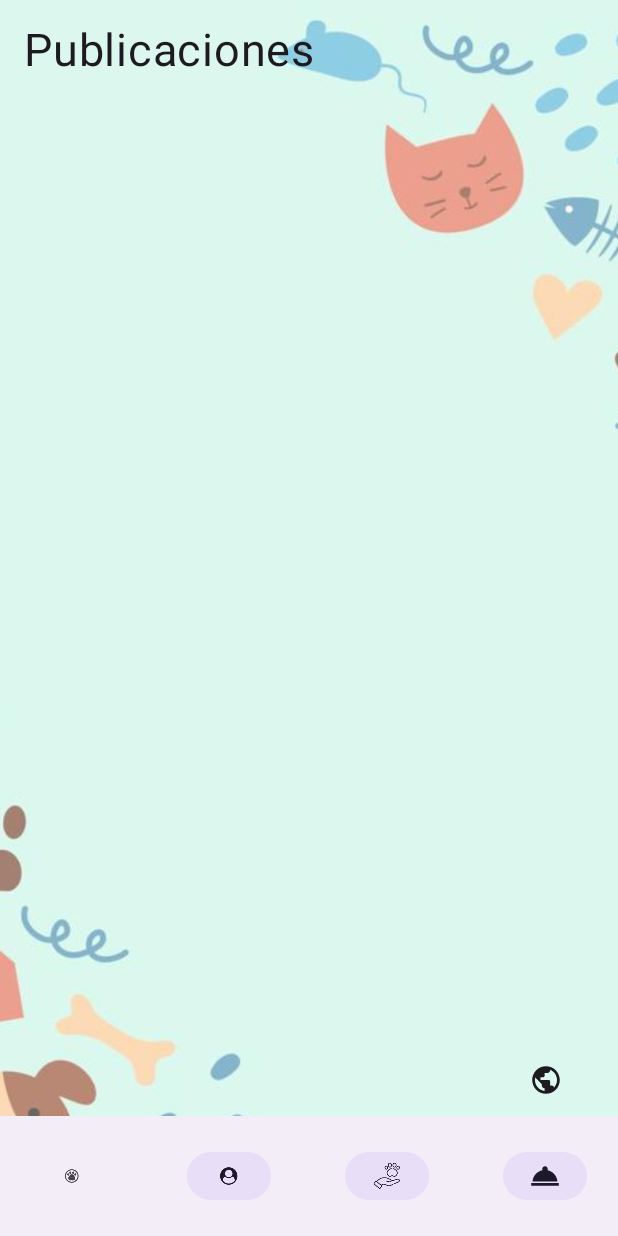
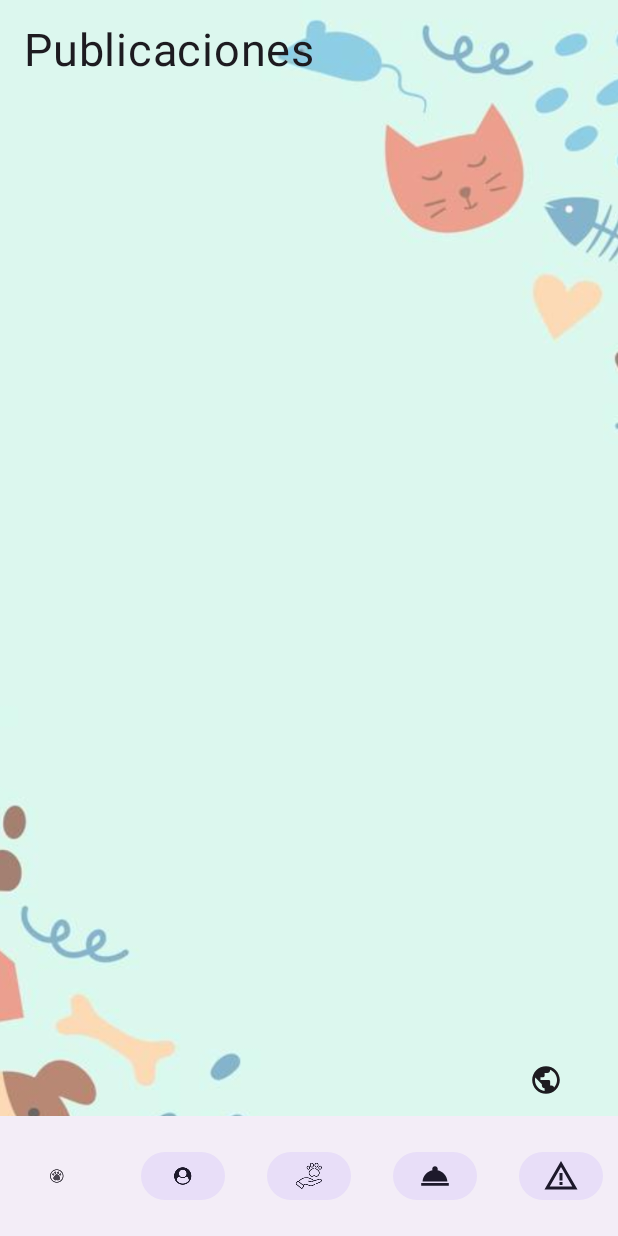
Before and after one commit to Kazuhira13/ProyectoProgramacionII, an Android app built with Jetpack Compose: the HomeScreen screen opened through its navigation route, on a phone screen of 412 x 824 dp. Run offline under Robolectric (Android 15) with nearby library versions, the phone set to English and light mode, and no system bars; our stand-ins replace Firebase (no records; nobody signed in at launch, a user with empty details on screens opened directly).

Commit message:
modificación lost pets Josue Ramirez
modificacion de la barra de navegación para agrega función sobre mascotas perdidas

```diff
--- a/AppMascota/app/src/main/java/com/example/appmascota/Pantallas/HomeScreen.kt
+++ b/AppMascota/app/src/main/java/com/example/appmascota/Pantallas/HomeScreen.kt
@@ -118,6 +118,16 @@ fun HomeScreen(navController: NavController) {
                         Icon(
                             //servicios
                             painter = painterResource(id = R.drawable.servicios),
+                            contentDescription = null
+                        )
+                    }
+                )
+                NavigationBarItem(
+                    selected = true,
+                    onClick = {},
+                    icon = {
+                        Icon(
+                            painter = painterResource(id = R.drawable.lostpets),
                             contentDescription = null
                         )
                     }
--- /dev/null
+++ b/AppMascota/app/src/main/res/drawable/lostpets.xml
@@ -0,0 +1,9 @@
+<vector xmlns:android="http://schemas.android.com/apk/res/android" android:height="24dp" android:tint="#000000" android:viewportHeight="24" android:viewportWidth="24" android:width="24dp">
+
+    <path android:fillColor="@android:color/white" android:pathData="M12,5.99L19.53,19H4.47L12,5.99M12,2L1,21h22L12,2L12,2z"/>
+
+    <path android:fillColor="@android:color/white" android:pathData="M13,16l-2,0l0,2l2,0z"/>
+
+    <path android:fillColor="@android:color/white" android:pathData="M13,10l-2,0l0,5l2,0z"/>
+
+</vector>
```
Also changed, not shown: AppMascota/app/src/main/java/com/example/appmascota/Pantallas/UserProfileScreen.kt (+10 -0 lines).
